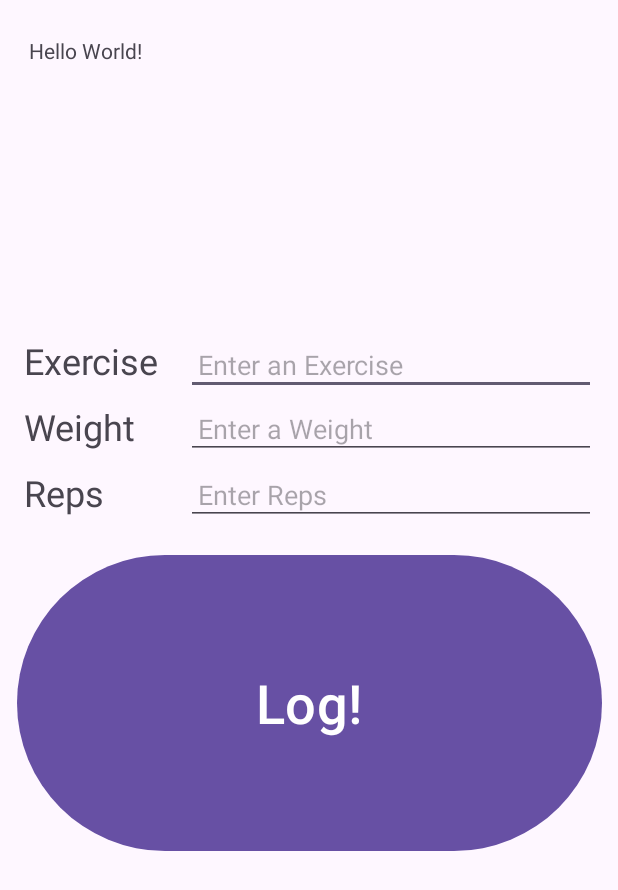
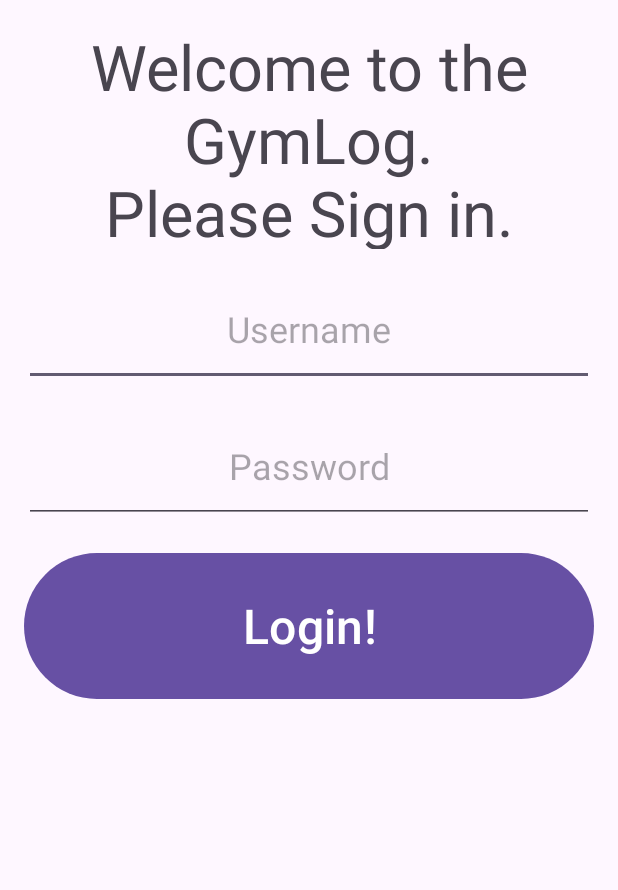
Before and after one commit to kristine-barr/GymLog, an Android app: the screen it shows after launch (MainActivity before the commit, LoginActivity after it), on a phone screen of 412 x 824 dp. Shown: the top 890 px of the screen. Run offline under Robolectric (Android 15) with nearby library versions, the phone set to English and light mode, and no system bars; our stand-ins replace Room's generated code.

Commit message:
Video 8 Added a login screen.

```diff
--- a/app/build.gradle.kts
+++ b/app/build.gradle.kts
@@ -49,6 +49,7 @@ dependencies {
 
     val room_version = "2.8.4"
     implementation("androidx.room:room-runtime:$room_version")
+    annotationProcessor("androidx.room:room-compiler:$room_version")
 
     coreLibraryDesugaring("com.android.tools:desugar_jdk_libs:2.0.4")
 }
--- a/app/src/main/AndroidManifest.xml
+++ b/app/src/main/AndroidManifest.xml
@@ -12,6 +12,9 @@
         android:supportsRtl="true"
         android:theme="@style/Theme.GymLog">
         <activity
+            android:name=".LoginActivity"
+            android:exported="false" />
+        <activity
             android:name=".MainActivity"
             android:exported="true">
             <intent-filter>
--- /dev/null
+++ b/app/src/main/java/com/kristineb/gymlog/LoginActivity.java
@@ -0,0 +1,33 @@
+package com.kristineb.gymlog;
+
+import android.content.Context;
+import android.content.Intent;
+import android.os.Bundle;
+import android.view.View;
+
+import androidx.appcompat.app.AppCompatActivity;
+
+import com.kristineb.gymlog.databinding.ActivityLoginBinding;
+
+public class LoginActivity extends AppCompatActivity {
+
+    private ActivityLoginBinding binding;
+    @Override
+    protected void onCreate(Bundle savedInstanceState) {
+        super.onCreate(savedInstanceState);
+        binding = ActivityLoginBinding.inflate(getLayoutInflater());
+        setContentView(binding.getRoot());
+
+        binding.loginButton.setOnClickListener(new View.OnClickListener() {
+            @Override
+            public void onClick(View v) {
+                Intent intent = MainActivity.mainActivityIntentFactory(getApplicationContext(), 0);
+                startActivity(intent);
+            }
+        });
+    }
+
+    static Intent loginIntentFactory(Context context) {
+        return new Intent(context, LoginActivity.class);
+    }
+}
--- a/app/src/main/java/com/kristineb/gymlog/MainActivity.java
+++ b/app/src/main/java/com/kristineb/gymlog/MainActivity.java
@@ -1,22 +1,26 @@
 package com.kristineb.gymlog;
 
+import android.content.Context;
+import android.content.Intent;
 import android.os.Bundle;
 import android.text.method.ScrollingMovementMethod;
 import android.util.Log;
 import android.view.View;
 
-import androidx.activity.EdgeToEdge;
 import androidx.appcompat.app.AppCompatActivity;
-import androidx.core.graphics.Insets;
-import androidx.core.view.ViewCompat;
-import androidx.core.view.WindowInsetsCompat;
 
+import com.kristineb.gymlog.database.GymLogRepository;
+import com.kristineb.gymlog.database.entities.GymLog;
 import com.kristineb.gymlog.databinding.ActivityMainBinding;
-import java.util.Locale;
+
+import java.util.ArrayList;
 
 public class MainActivity extends AppCompatActivity {
 
-    ActivityMainBinding binding;
+    private static final String MAIN_ACTIVITY_USER_ID = "com.kristineb.gymlog.MAIN_ACTIVITY_USER_ID";
+    private ActivityMainBinding binding;
+
+    private GymLogRepository repository;
 
     // global variables
 
@@ -25,34 +29,76 @@ public class MainActivity extends AppCompatActivity {
     double mWeight = 0.0;
     int mReps = 0;
 
+    //TODO: Add login information
+    int loggedInUserId = -1;
+
     @Override
     protected void onCreate(Bundle savedInstanceState) {
         super.onCreate(savedInstanceState);
         binding = ActivityMainBinding.inflate(getLayoutInflater());
         setContentView(binding.getRoot());
 
+        loginUser();
+
+        if(loggedInUserId == -1) {
+            Intent intent = LoginActivity.loginIntentFactory(getApplicationContext());
+            startActivity(intent);
+        }
+
+        repository = GymLogRepository.getRepository(getApplication());
+
         // Scroll
         binding.logDisplayTextView.setMovementMethod(new ScrollingMovementMethod());
+        updateDisplay();
 
         binding.logButton.setOnClickListener(new View.OnClickListener() {
             @Override
             public void onClick(View v) {
                 getInformationFromDisplay();
+                insertGymLogRecord();
+                updateDisplay();
+            }
+        });
+
+        binding.exerciseInputEditText.setOnClickListener(new View.OnClickListener() {
+            @Override
+            public void onClick(View v) {
                 updateDisplay();
             }
         });
 
     }
 
+    private void loginUser() {
+        //TODO: create login method
+        loggedInUserId = getIntent().getIntExtra(MAIN_ACTIVITY_USER_ID, -1);
+    }
+
+    /** Main Activity Factory */
+    static Intent mainActivityIntentFactory(Context context, int userId) {
+        Intent intent = new Intent(context, MainActivity.class);
+        intent.putExtra(MAIN_ACTIVITY_USER_ID, userId);
+        return intent;
+    }
+
+    private void insertGymLogRecord() {
+        if(mExercise.isEmpty()) {
+            return;
+        }
+        GymLog log = new GymLog(mExercise, mWeight, mReps, loggedInUserId);
+        repository.insertGymLog(log);
+    }
+
     private void updateDisplay() {
-        // Read content of edit text
-        String currentInfo = binding.logDisplayTextView.getText().toString();
-
-        // Log the value that we are getting from currentInfo
-        Log.d(TAG, "current info: " + currentInfo);
-        // New Display
-        String newDisplay = String.format(Locale.US,"Exercise:%s%nWeight:%.2f%nReps:%d%n=-=-=-=:%n%s", mExercise, mWeight, mReps, currentInfo);
-        binding.logDisplayTextView.setText(newDisplay);
+        ArrayList<GymLog> allLogs = repository.getAllLogs();
+        if(allLogs.isEmpty()) {
+            binding.logDisplayTextView.setText(R.string.nothing_to_show_time_to_hit_the_gym);
+        }
+        StringBuilder sb = new StringBuilder();
+        for(GymLog log : allLogs) {
+            sb.append(log);
+        }
+        binding.logDisplayTextView.setText(sb.toString());
     }
     private void getInformationFromDisplay() {
         // Set mExercise value equal to what the user inputs
--- a/app/src/main/java/com/kristineb/gymlog/Database/GymLogDAO.java
+++ b/app/src/main/java/com/kristineb/gymlog/database/GymLogDAO.java
@@ -1,19 +1,19 @@
-package com.kristineb.gymlog.Database;
+package com.kristineb.gymlog.database;
 
 import androidx.room.Dao;
 import androidx.room.Insert;
 import androidx.room.OnConflictStrategy;
 import androidx.room.Query;
 
-import com.kristineb.gymlog.Database.entities.GymLog;
+import com.kristineb.gymlog.database.entities.GymLog;
 
-import java.util.ArrayList;
+import java.util.List;
 
 @Dao
 public interface GymLogDAO {
     @Insert(onConflict = OnConflictStrategy.REPLACE)
     void insert(GymLog gymlog);
 
-    @Query("Select * from " + GymLogDatabase.GYM_LOG_TABLE)
-    ArrayList<GymLog> getAllRecords();
+    @Query("SELECT * FROM " + GymLogDatabase.GYM_LOG_TABLE + " ORDER BY date DESC")
+    List<GymLog> getAllRecords();
 }
--- a/app/src/main/java/com/kristineb/gymlog/Database/GymLogDatabase.java
+++ b/app/src/main/java/com/kristineb/gymlog/database/GymLogDatabase.java
@@ -1,4 +1,4 @@
-package com.kristineb.gymlog.Database;
+package com.kristineb.gymlog.database;
 
 import android.content.Context;
 import android.util.Log;
@@ -7,18 +7,23 @@ import androidx.annotation.NonNull;
 import androidx.room.Database;
 import androidx.room.Room;
 import androidx.room.RoomDatabase;
+import androidx.room.TypeConverters;
 import androidx.sqlite.db.SupportSQLiteDatabase;
 
-import com.kristineb.gymlog.Database.entities.GymLog;
+import com.kristineb.gymlog.database.entities.GymLog;
 import com.kristineb.gymlog.MainActivity;
+import com.kristineb.gymlog.database.entities.User;
+import com.kristineb.gymlog.database.typeConverters.LocalDateTypeConverter;
 
 import java.util.concurrent.ExecutorService;
 import java.util.concurrent.Executors;
 
-@Database(entities = {GymLog.class}, version = 1, exportSchema = false)
+@TypeConverters(LocalDateTypeConverter.class)
+@Database(entities = {GymLog.class, User.class}, version = 2, exportSchema = false)
 public abstract class GymLogDatabase extends RoomDatabase {
 
-    private static final String DATABASE_NAME = "GymLog_database";
+    public static final String USER_TABLE = "usertable";
+    private static final String DATABASE_NAME = "GymLogdatabase";
     public static final String GYM_LOG_TABLE = "gymLogTable";
 
     private static volatile GymLogDatabase INSTANCE;
@@ -49,9 +54,19 @@ public abstract class GymLogDatabase extends RoomDatabase {
         public void onCreate(@NonNull SupportSQLiteDatabase db) {
             super.onCreate(db);
             Log.i(MainActivity.TAG, "DATABASE CREATED!");
-            //TODO: add databaseWriteExecutor.execute(() -> {...}
+            databaseWriteExecutor.execute(() -> {
+                UserDAO dao = INSTANCE.userDAO();
+                dao.deleteAll();
+                User admin = new User("admin1", "admin1");
+                admin.setAdmin(true);
+                dao.insert(admin);
+                User testUser1 = new User("testuser1", "testuser1");
+                dao.insert(testUser1);
+            });
         }
     };
 
     public abstract GymLogDAO gymLogDAO();
+
+    public abstract UserDAO userDAO();
 }
--- /dev/null
+++ b/app/src/main/java/com/kristineb/gymlog/database/GymLogRepository.java
@@ -0,0 +1,79 @@
+package com.kristineb.gymlog.database;
+
+import android.app.Application;
+import android.util.Log;
+
+import com.kristineb.gymlog.database.entities.GymLog;
+import com.kristineb.gymlog.MainActivity;
+import com.kristineb.gymlog.database.entities.User;
+
+import java.util.ArrayList;
+import java.util.concurrent.Callable;
+import java.util.concurrent.ExecutionException;
+import java.util.concurrent.Future;
+
+public class GymLogRepository {
+    private final GymLogDAO gymLogDAO;
+    private final UserDAO userDAO;
+    private ArrayList<GymLog> allLogs;
+
+    private static GymLogRepository repository;
+
+    private GymLogRepository(Application application) {
+        GymLogDatabase db = GymLogDatabase.getDatabase(application);
+        this.gymLogDAO = db.gymLogDAO();
+        this.userDAO = db.userDAO();
+        this.allLogs = (ArrayList<GymLog>) this.gymLogDAO.getAllRecords();
+    }
+
+    public static GymLogRepository getRepository(Application application) {
+        if(repository != null) {
+            return repository;
+        }
+        Future<GymLogRepository> future = GymLogDatabase.databaseWriteExecutor.submit(
+                new Callable<GymLogRepository>() {
+                    @Override
+                    public GymLogRepository call() throws Exception {
+                        return new GymLogRepository(application);
+
+                    }
+                }
+        );
+        try {
+            repository = future.get();
+            return repository;
+        }catch (InterruptedException | ExecutionException e) {
+            Log.e(MainActivity.TAG, "Problem getting GymLogRepository, thread error.", e);
+        }
+        return null;
+    }
+
+    public ArrayList<GymLog> getAllLogs() {
+        Future<ArrayList<GymLog>>future = GymLogDatabase.databaseWriteExecutor.submit(
+                new Callable<ArrayList<GymLog>>() {
+                    @Override
+                    public ArrayList<GymLog> call() throws Exception {
+                        return (ArrayList<GymLog>) gymLogDAO.getAllRecords();
+                    }
+                });
+        try{
+            return future.get();
+        }
+        catch(InterruptedException | ExecutionException e) {
+            Log.i(MainActivity.TAG, "Problem when getting all GymLogs in the repository");
+        }
+        return null;
+    }
+
+    public void insertGymLog(GymLog gymlog) {
+        GymLogDatabase.databaseWriteExecutor.execute(() -> {
+            gymLogDAO.insert(gymlog);
+        });
+    }
+
+    public void insertUser(User... user) {
+        GymLogDatabase.databaseWriteExecutor.execute(() -> {
+            userDAO.insert(user);
+        });
+    }
+}
--- /dev/null
+++ b/app/src/main/java/com/kristineb/gymlog/database/UserDAO.java
@@ -0,0 +1,27 @@
+package com.kristineb.gymlog.database;
+
+import androidx.room.Dao;
+import androidx.room.Delete;
+import androidx.room.Insert;
+import androidx.room.OnConflictStrategy;
+import androidx.room.Query;
+
+import com.kristineb.gymlog.database.entities.GymLog;
+import com.kristineb.gymlog.database.entities.User;
+
+import java.util.List;
+
+@Dao
+public interface UserDAO {
+    @Insert(onConflict = OnConflictStrategy.REPLACE)
+    void insert(User... user);
+
+    @Delete
+    void delete(User user);
+
+    @Query("SELECT * FROM " + GymLogDatabase.USER_TABLE + " ORDER BY username")
+    List<User> getAllUsers();
+
+    @Query("DELETE from " + GymLogDatabase.USER_TABLE)
+    void deleteAll();
+}
--- /dev/null
+++ b/app/src/main/java/com/kristineb/gymlog/database/entities/User.java
@@ -0,0 +1,67 @@
+package com.kristineb.gymlog.database.entities;
+
+import androidx.room.Entity;
+import androidx.room.PrimaryKey;
+
+import com.kristineb.gymlog.database.GymLogDatabase;
+
+import java.util.Objects;
+
+@Entity(tableName = GymLogDatabase.USER_TABLE)
+public class User {
+    @PrimaryKey(autoGenerate = true)
+    private int id;
+    private String username;
+    private String password;
+    private boolean isAdmin;
+
+    public User(String username, String password) {
+        this.username = username;
+        this.password = password;
+        isAdmin = false;
+    }
+
+    @Override
+    public boolean equals(Object o) {
+        if (o == null || getClass() != o.getClass()) return false;
+        User user = (User) o;
+        return id == user.id && isAdmin == user.isAdmin && Objects.equals(username, user.username) && Objects.equals(password, user.password);
+    }
+
+    @Override
+    public int hashCode() {
+        return Objects.hash(id, username, password, isAdmin);
+    }
+
+    public int getId() {
+        return id;
+    }
+
+    public void setId(int id) {
+        this.id = id;
+    }
+
+    public String getUsername() {
+        return username;
+    }
+
+    public void setUsername(String username) {
+        this.username = username;
+    }
+
+    public String getPassword() {
+        return password;
+    }
+
+    public void setPassword(String password) {
+        this.password = password;
+    }
+
+    public boolean isAdmin() {
+        return isAdmin;
+    }
+
+    public void setAdmin(boolean admin) {
+        isAdmin = admin;
+    }
+}
--- /dev/null
+++ b/app/src/main/res/layout/activity_login.xml
@@ -0,0 +1,62 @@
+<?xml version="1.0" encoding="utf-8"?>
+<androidx.constraintlayout.widget.ConstraintLayout xmlns:android="http://schemas.android.com/apk/res/android"
+    xmlns:app="http://schemas.android.com/apk/res-auto"
+    xmlns:tools="http://schemas.android.com/tools"
+    android:id="@+id/main"
+    android:layout_width="match_parent"
+    android:layout_height="match_parent"
+    tools:context=".LoginActivity">
+
+    <TextView
+        android:id="@+id/titleLoginTextView"
+        android:layout_width="match_parent"
+        android:layout_height="150dip"
+        android:layout_margin="16dip"
+        android:gravity="center"
+        android:text="@string/login_welcome"
+        android:textSize="42sp"
+        app:layout_constraintEnd_toEndOf="parent"
+        app:layout_constraintStart_toStartOf="parent"
+        app:layout_constraintTop_toTopOf="parent" />
+
+    <EditText
+        android:id="@+id/userNameLoginEditText"
+        android:layout_width="match_parent"
+        android:layout_height="75dip"
+        android:layout_margin="16dp"
+        android:autofillHints="Please enter username"
+        android:gravity="center"
+        android:hint="@string/username"
+        android:inputType="text"
+        android:textSize="24sp"
+        app:layout_constraintEnd_toEndOf="parent"
+        app:layout_constraintStart_toStartOf="parent"
+        app:layout_constraintTop_toBottomOf="@id/titleLoginTextView" />
+
+    <EditText
+        android:id="@+id/passwordLoginEditText"
+        android:layout_width="match_parent"
+        android:layout_height="75dip"
+        android:layout_margin="16dp"
+        android:autofillHints="Please enter password"
+        android:gravity="center"
+        android:hint="@string/password"
+        android:inputType="textPassword"
+        android:textSize="24sp"
+        app:layout_constraintEnd_toEndOf="parent"
+        app:layout_constraintStart_toStartOf="parent"
+        app:layout_constraintTop_toBottomOf="@+id/userNameLoginEditText" />
+
+    <Button
+        android:id="@+id/loginButton"
+        android:layout_width="match_parent"
+        android:layout_height="105dip"
+        android:layout_margin="16dp"
+        android:text="@string/login"
+        android:textSize="32sp"
+        app:layout_constraintEnd_toEndOf="parent"
+        app:layout_constraintStart_toStartOf="parent"
+        app:layout_constraintTop_toBottomOf="@id/passwordLoginEditText" />
+
+
+</androidx.constraintlayout.widget.ConstraintLayout>
--- a/app/src/main/res/layout/activity_main.xml
+++ b/app/src/main/res/layout/activity_main.xml
@@ -93,8 +93,8 @@
 
     <Button
         android:id="@+id/logButton"
-        android:layout_width="390dp"
-        android:layout_height="205dp"
+        android:layout_width="300dp"
+        android:layout_height="125dp"
         android:layout_marginTop="16dp"
         android:text="@string/log"
         android:textSize="36sp"
--- a/app/src/main/res/values/strings.xml
+++ b/app/src/main/res/values/strings.xml
@@ -7,4 +7,9 @@
     <string name="enter_reps">Enter Reps</string>
     <string name="reps">Reps</string>
     <string name="log">Log!</string>
+    <string name="nothing_to_show_time_to_hit_the_gym">Nothing to show, time to hit the gym!</string>
+    <string name="login_welcome">Welcome to the GymLog.\nPlease Sign in.</string>
+    <string name="username">Username</string>
+    <string name="password">Password</string>
+    <string name="login">Login!</string>
 </resources>
```
Also changed, not shown: app/src/main/java/com/kristineb/gymlog/Database/GymLogRepository.java (deleted, +0 -49 lines), app/src/main/java/com/kristineb/gymlog/database/entities/GymLog.java (renamed from app/src/main/java/com/kristineb/gymlog/Database/entities/GymLog.java, +30 -9 lines), app/src/main/java/com/kristineb/gymlog/database/typeConverters/LocalDateTypeConverter.java (added, +22 -0 lines).
